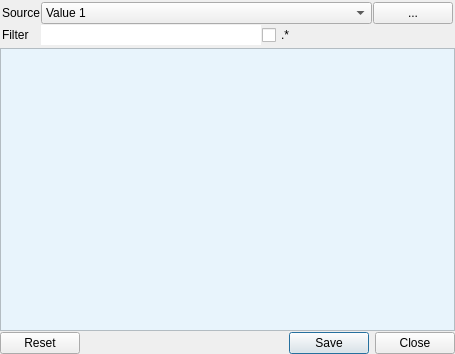
Qt form enmapbox/coreapps/metadataeditorapp/metadataeditor.ui (jakimowb/enmapbox_testmigration2) before a commit.
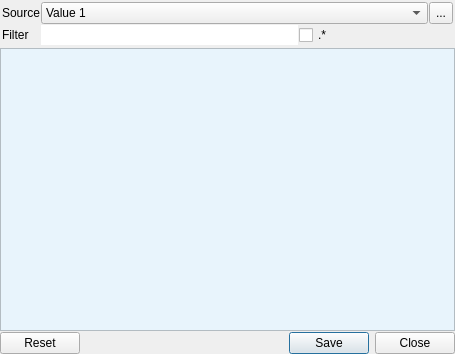
The same form after that commit. Icons and pictures are not drawn.

Diff of the .ui file:
```diff
--- a/enmapbox/coreapps/metadataeditorapp/metadataeditor.ui
+++ b/enmapbox/coreapps/metadataeditorapp/metadataeditor.ui
@@ -75,19 +75,6 @@
        </item>
       </widget>
      </item>
-     <item row="0" column="4">
-      <widget class="QPushButton" name="btnSelectSource">
-       <property name="sizePolicy">
-        <sizepolicy hsizetype="Preferred" vsizetype="Preferred">
-         <horstretch>1</horstretch>
-         <verstretch>0</verstretch>
-        </sizepolicy>
-       </property>
-       <property name="text">
-        <string>...</string>
-       </property>
-      </widget>
-     </item>
      <item row="1" column="0">
       <widget class="QLabel" name="labelFilter">
        <property name="text">
@@ -118,6 +105,19 @@
        </property>
       </widget>
      </item>
+     <item row="0" column="4">
+      <widget class="QToolButton" name="btnSelectSource">
+       <property name="sizePolicy">
+        <sizepolicy hsizetype="Preferred" vsizetype="Preferred">
+         <horstretch>1</horstretch>
+         <verstretch>0</verstretch>
+        </sizepolicy>
+       </property>
+       <property name="text">
+        <string>...</string>
+       </property>
+      </widget>
+     </item>
     </layout>
    </item>
    <item>
```
Left out of the diff: 16 changed lines with no effect on the pictures.
